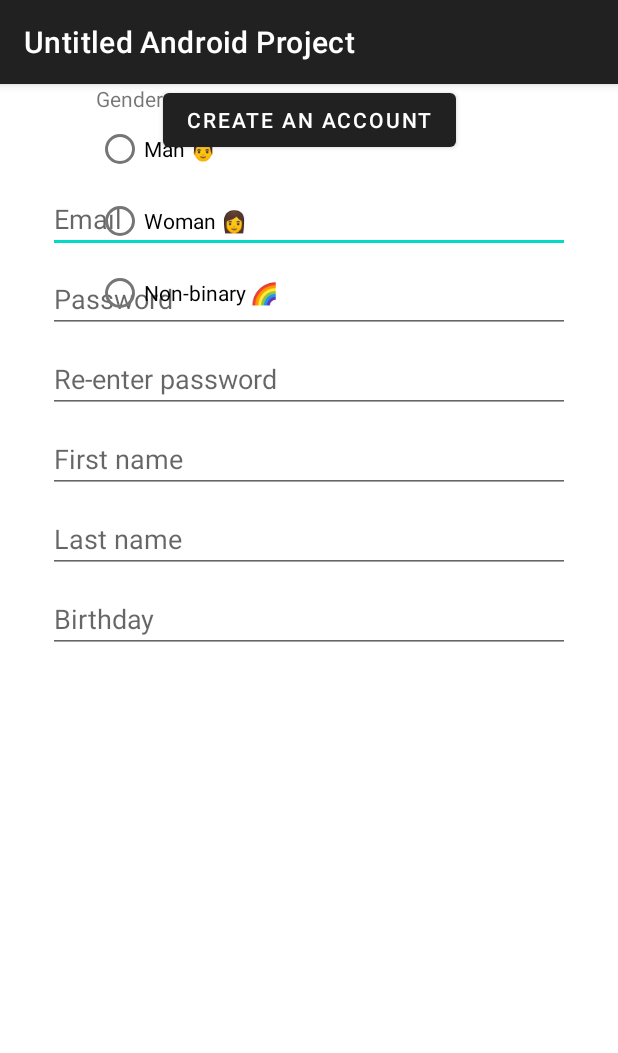
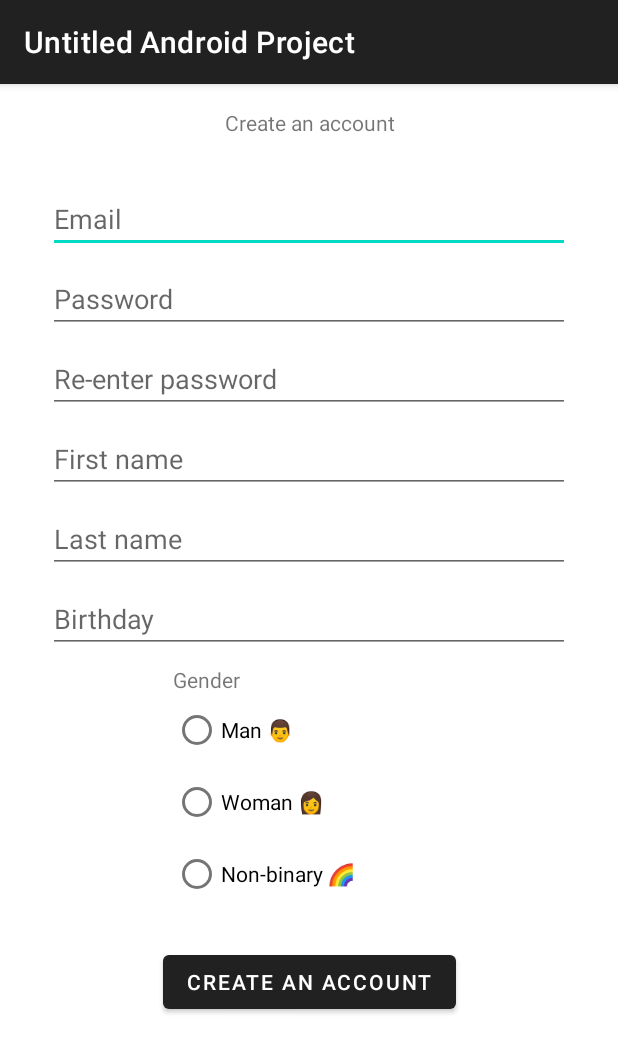
Before and after one commit to polytechlyon-5a-2019-android/polytechlyon-5a-2019-android-projet-AntoineGanne, an Android app: the fragment AccountCreationFragment shown on its own in the app's theme, on a phone screen of 412 x 824 dp. Shown: the top 1053 px of the screen. Run offline under Robolectric (Android 15) with nearby library versions, the phone set to English and light mode, and no system bars; our stand-ins replace Room's generated code, data binding.

Commit message:
Update account_creation_fragment.xml

```diff
--- a/app/src/main/res/layout/account_creation_fragment.xml
+++ b/app/src/main/res/layout/account_creation_fragment.xml
@@ -121,8 +121,11 @@
             android:layout_width="wrap_content"
             android:layout_height="wrap_content"
             android:layout_marginStart="64dp"
+            android:layout_marginTop="8dp"
+            android:layout_marginEnd="124dp"
+            app:layout_constraintEnd_toEndOf="parent"
             app:layout_constraintStart_toStartOf="parent"
-            tools:layout_editor_absoluteY="390dp">
+            app:layout_constraintTop_toBottomOf="@+id/input_birthday">
 
             <TextView
                 android:id="@+id/tv_gender"
@@ -154,11 +157,12 @@
             android:layout_width="wrap_content"
             android:layout_height="wrap_content"
             android:layout_marginStart="32dp"
+            android:layout_marginTop="24dp"
             android:layout_marginEnd="32dp"
             android:text="@string/title_account_creation"
             app:layout_constraintEnd_toEndOf="parent"
             app:layout_constraintStart_toStartOf="parent"
-            tools:layout_editor_absoluteY="527dp" />
+            app:layout_constraintTop_toBottomOf="@+id/input_gender" />
 
     </androidx.constraintlayout.widget.ConstraintLayout>
 
```
